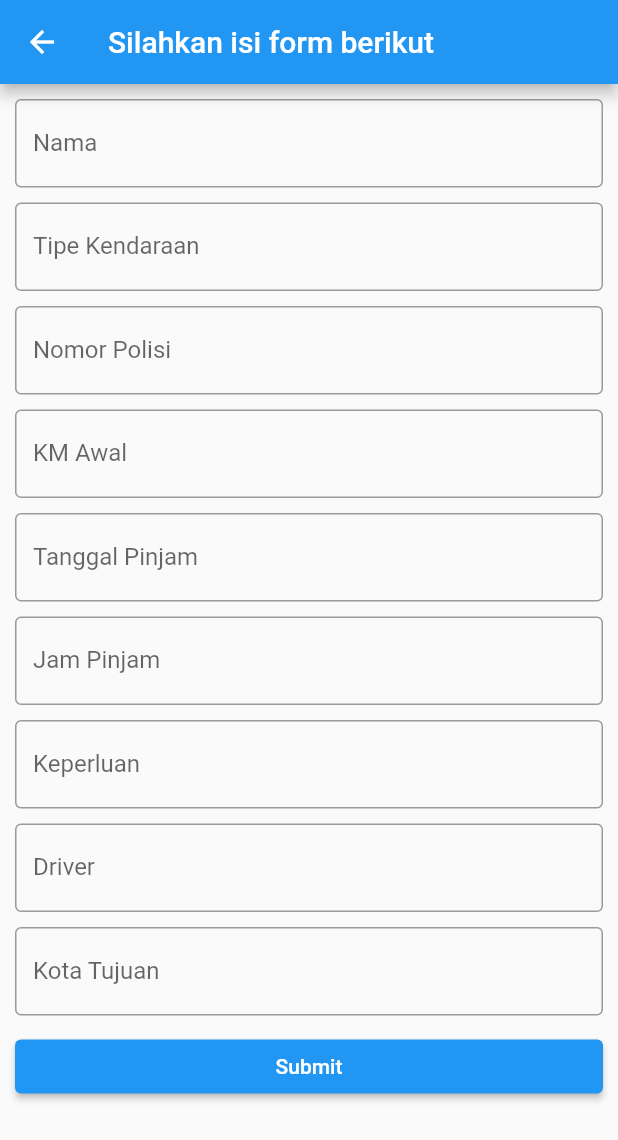
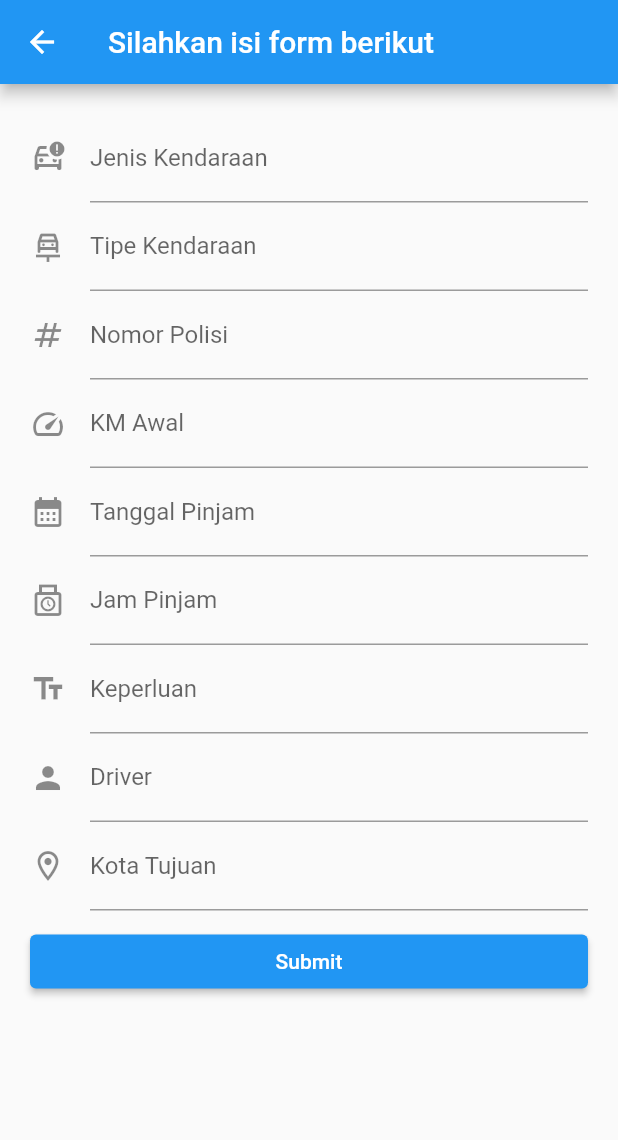
Before and after one commit to RazoelZ/Rent-Car-Application, a Flutter app: the FormPage screen opened directly, on a phone screen of 412 x 824 dp. Shown: the top 1140 px of the screen. Run offline on Flutter 3.47's test engine with Material 2 defaults, Android fonts, the phone set to English and light mode, and no system bars; our stand-ins replace qr_flutter; missing offline and left inert: qrscan.

Commit message:
fixing textfield and add directory

```diff
--- a/lib/pages/form.dart
+++ b/lib/pages/form.dart
@@ -1,6 +1,4 @@
 import 'package:flutter/material.dart';
-import 'package:flutter/src/widgets/container.dart';
-import 'package:flutter/src/widgets/framework.dart';
 
 class FormPage extends StatefulWidget {
   const FormPage({super.key});
@@ -17,98 +15,86 @@ class _FormPageState extends State<FormPage> {
           title: Text("Silahkan isi form berikut"),
         ),
         body: Container(
-          margin: EdgeInsets.all(10),
-          child: ListView(
-            children: <Widget>[
-              Container(
-                margin: EdgeInsets.only(bottom: 10),
-                child: TextField(
+          margin: EdgeInsets.all(20),
+          child: Form(
+            child: ListView(children: <Widget>[
+              TextFormField(
                 decoration: InputDecoration(
-                    border: OutlineInputBorder(),
-                    labelText: 'Nama',
+                    labelText: "Jenis Kendaraan",
+                    icon: Icon(Icons.car_crash_outlined)),
               ),
+              TextFormField(
+                decoration: InputDecoration(
+                    labelText: "Tipe Kendaraan",
+                    icon: Icon(Icons.car_repair_outlined)),
               ),
+              TextFormField(
+                decoration: InputDecoration(
+                    labelText: "Nomor Polisi", icon: Icon(Icons.numbers)),
+              ),
+              TextFormField(
+                decoration: InputDecoration(
+                    labelText: "KM Awal", icon: Icon(Icons.speed)),
+              ),
+              TextFormField(
+                decoration: InputDecoration(
+                    labelText: "Tanggal Pinjam",
+                    icon: Icon(Icons.calendar_month)),
+                validator: (value) {
+                  if (value!.isEmpty) {
+                    return "Masukan Tanggal Pinjam!";
+                  } else {
+                    return null;
+                  }
+                },
+              ),
+              TextFormField(
+                decoration: InputDecoration(
+                    labelText: "Jam Pinjam",
+                    icon: Icon(Icons.punch_clock_outlined)),
+                validator: (value) {
+                  if (value!.isEmpty) {
+                    return "Masukan Jam Pinjam!";
+                  } else {
+                    return null;
+                  }
+                },
+              ),
+              TextFormField(
+                decoration: InputDecoration(
+                  labelText: "Keperluan",
+                  icon: Icon(Icons.text_fields),
+                ),
+                validator: (value) {
+                  if (value!.isEmpty) {
+                    return "Masukan Keperluan Anda!";
+                  } else {
+                    return null;
+                  }
+                },
+              ),
+              TextFormField(
+                decoration: InputDecoration(
+                    labelText: "Driver", icon: Icon(Icons.person)),
+              ),
+              TextFormField(
+                decoration: InputDecoration(
+                    labelText: "Kota Tujuan",
+                    icon: Icon(Icons.location_on_outlined)),
+                validator: (value) {
+                  if (value!.isEmpty) {
+                    return "Masukan Kota Tujuan Anda!";
+                  } else {
+                    return null;
+                  }
+                },
               ),
               Container(
-                margin: EdgeInsets.only(bottom: 10),
-                child: TextField(
-                  decoration: InputDecoration(
-                    border: OutlineInputBorder(),
-                    labelText: 'Tipe Kendaraan',
+                  margin: EdgeInsets.only(top: 10),
+                  child:
+                      ElevatedButton(onPressed: () {}, child: Text("Submit")))
+            ]),
           ),
-                ),
-              ),
-              Container(
-                margin: EdgeInsets.only(bottom: 10),
-                child: TextField(
-                  decoration: InputDecoration(
-                    border: OutlineInputBorder(),
-                    labelText: 'Nomor Polisi',
-                  ),
-                ),
-              ),
-              Container(
-                margin: EdgeInsets.only(bottom: 10),
-                child: TextField(
-                  decoration: InputDecoration(
-                    border: OutlineInputBorder(),
-                    labelText: 'KM Awal',
-                  ),
-                ),
-              ),
-              Container(
-                margin: EdgeInsets.only(bottom: 10),
-                child: TextField(
-                  decoration: InputDecoration(
-                    border: OutlineInputBorder(),
-                    labelText: 'Tanggal Pinjam',
-                  ),
-                ),
-              ),
-              Container(
-                margin: EdgeInsets.only(bottom: 10),
-                child: TextField(
-                  decoration: InputDecoration(
-                    border: OutlineInputBorder(),
-                    labelText: 'Jam Pinjam',
-                  ),
-                ),
-              ),
-              Container(
-                margin: EdgeInsets.only(bottom: 10),
-                child: TextField(
-                  decoration: InputDecoration(
-                    border: OutlineInputBorder(),
-                    labelText: 'Keperluan',
-                  ),
-                ),
-              ),
-              Container(
-                margin: EdgeInsets.only(bottom: 10),
-                child: TextField(
-                  decoration: InputDecoration(
-                    border: OutlineInputBorder(),
-                    labelText: 'Driver',
-                  ),
-                ),
-              ),
-              Container(
-                margin: EdgeInsets.only(bottom: 10),
-                child: TextField(
-                  decoration: InputDecoration(
-                    border: OutlineInputBorder(),
-                    labelText: 'Kota Tujuan',
-                  ),
-                ),
-              ),
-              Container(
-                  margin: EdgeInsets.only(bottom: 10),
-                  child: ElevatedButton(
-                    onPressed: () {},
-                    child: Text("Submit"),
-                  ))
-            ],
-          )),
-    );
+        ));
   }
 }
--- a/lib/pages/mainpage.dart
+++ b/lib/pages/mainpage.dart
@@ -4,13 +4,13 @@ import 'package:rentvehicle_application/pages/form.dart';
 class MainPage extends StatelessWidget {
   const MainPage({super.key});
 
-  static const String _title = 'Peminjaman Kendaraan';
-
   @override
   Widget build(BuildContext context) {
     return MaterialApp(
       home: Scaffold(
-        appBar: AppBar(title: const Text(_title)),
+        appBar: AppBar(
+            automaticallyImplyLeading: false,
+            title: const Text('Peminjaman Kendaraan')),
         body: Column(
           children: [
             Container(
--- a/lib/pages/peminjaman.dart
+++ b/lib/pages/peminjaman.dart
@@ -12,6 +12,7 @@ class _RentPageState extends State<RentPage> {
   Widget build(BuildContext context) {
     return Scaffold(
       appBar: AppBar(
+        automaticallyImplyLeading: false,
         title: Text("Peminjaman"),
       ),
       body: Container(
--- a/lib/pages/profile.dart
+++ b/lib/pages/profile.dart
@@ -13,6 +13,7 @@ class _ProfilePageState extends State<ProfilePage> {
   Widget build(BuildContext context) {
     return Scaffold(
       appBar: AppBar(
+        automaticallyImplyLeading: false,
         title: Text("Profile Akun"),
       ),
       body: Container(
--- a/lib/pages/scan.dart
+++ b/lib/pages/scan.dart
@@ -16,6 +16,7 @@ class _ScanPageState extends State<ScanPage> {
       length: 2,
       child: Scaffold(
         appBar: AppBar(
+          automaticallyImplyLeading: false,
           title: const Text('Scan'),
           bottom: TabBar(
             tabs: [
```
Lines whose indentation alone changed are shown as unchanged.
